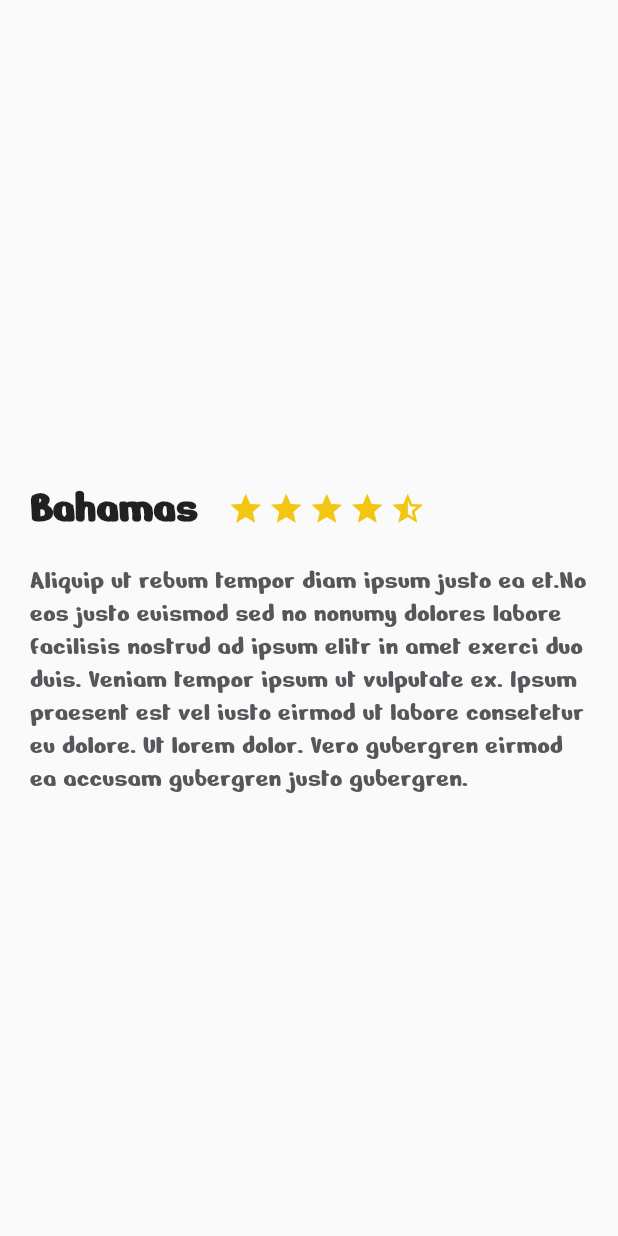
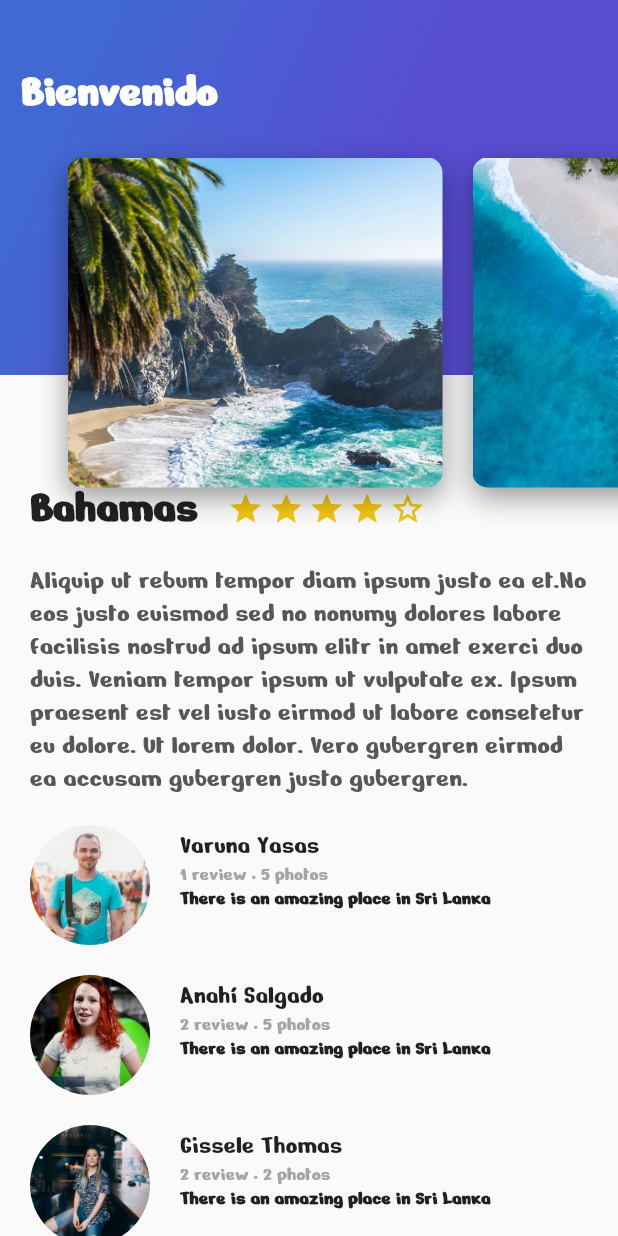
Before and after one commit to Jaimedfalla/app_flutter, a Flutter app: the screen it shows after launch, on a phone screen of 412 x 824 dp. Run offline on Flutter 3.47's test engine with Material 2 defaults, Android fonts, the phone set to English and light mode, and no system bars.

Commit message:
Advance in implementation Class 27

```diff
--- /dev/null
+++ b/lib/card_image.dart
@@ -0,0 +1,36 @@
+import 'package:flutter/material.dart';
+
+class CardImage extends StatelessWidget{
+  String pathImage ="assets/images/beach_palm.jpeg";
+
+  CardImage(this.pathImage, {super.key});
+
+  @override
+  Widget build(BuildContext context) {
+    final card = Container(
+      height: 350,
+      width: 250,
+      margin: const EdgeInsets.only(
+        top:80.0,
+        left: 20.0
+      ),
+      decoration: BoxDecoration(
+        image: DecorationImage(
+          fit: BoxFit.cover,
+          image: AssetImage(pathImage)
+        ),
+        borderRadius: const BorderRadius.all(Radius.circular(10.0)),
+        shape:BoxShape.rectangle,
+        boxShadow: const <BoxShadow>[
+          BoxShadow(
+            color: Colors.black38,
+            blurRadius: 15.0,
+            offset: Offset(0.0,7.0)
+          )
+        ]
+      ),
+    );
+
+    return card;
+  }
+}
--- /dev/null
+++ b/lib/card_image_list.dart
@@ -0,0 +1,24 @@
+import 'package:app_flutter/card_image.dart';
+import 'package:flutter/material.dart';
+
+class CardImageList extends StatelessWidget{
+
+  @override
+  Widget build(BuildContext context){
+    return Container(
+      height: 350.0,
+      child: ListView(
+        padding: EdgeInsets.all(25),
+        scrollDirection: Axis.horizontal,
+        children: [
+          CardImage("assets/images/beach_palm.jpeg"),
+          CardImage("assets/images/beach.jpeg"),
+          CardImage("assets/images/mountain_stars.jpeg"),
+          CardImage("assets/images/mountain.jpeg"),
+          CardImage("assets/images/river.jpeg"),
+          CardImage("assets/images/sunset.jpeg")
+        ],
+      ),
+    );
+  }
+}
--- a/lib/description_place.dart
+++ b/lib/description_place.dart
@@ -1,17 +1,15 @@
 import 'package:flutter/material.dart';
-import 'star.dart';
+import 'rating.dart';
 
-class DescriptionPlace extends StatelessWidget {
+class DescriptionPlace extends Rating {
 
    final String _namePlace;
-   final double _stars;
    final String _descriptionPlace;
 
-   const DescriptionPlace(
+   DescriptionPlace(
     this._namePlace,
-    this._stars,
-    this._descriptionPlace,
-    {super.key});
+    _stars,
+    this._descriptionPlace):super(_stars);
 
   @override
   Widget build(BuildContext context) {
@@ -61,29 +59,4 @@ class DescriptionPlace extends StatelessWidget {
         description
       ]);
   }
-
-  List<Star> createStars(){
-    List<Star> stars = [];
-    if(_stars <= 5){
-      int numberStars = _stars.truncate();
-      int part = ((_stars * 10) % 10).toInt();
-      int remainStars = ( 5 - numberStars - (part > 0 ? 1 : 0));
-
-      for(int i=1;i<=numberStars;i++){
-        stars.add(const Star(Icons.star));
-      }
-
-      if(part > 0){
-        stars.add(const Star(Icons.star_half));
-      }
-
-      for(int i=1;i<=remainStars;i++){
-        stars.add(const Star(Icons.star_border));
-      }
-
-      return stars;
-    }
-
-    throw Exception('Number of stars is invalid');
-  }
 }
--- /dev/null
+++ b/lib/gradient_back.dart
@@ -0,0 +1,38 @@
+import 'package:flutter/material.dart';
+
+class GradientBack extends StatelessWidget{
+
+  String title = "Popular";
+
+  GradientBack(this.title, {super.key});
+
+  @override
+  Widget build(BuildContext context) {
+    return Container(
+      height: 250.0,
+      decoration: const BoxDecoration(
+        gradient: LinearGradient(
+          colors: [
+            Color(0xFF4268D3),
+            Color(0xFF584CD1)
+          ],
+          begin: FractionalOffset(0.2, 0.0),
+          end: FractionalOffset(1.0, 0.6),
+          stops: [0.0, 0.6],
+          tileMode: TileMode.clamp
+        )
+      ),
+      alignment: const Alignment(-0.9,-0.6),
+      child: Text(
+        title,
+        style: const TextStyle(
+          color: Colors.white,
+          fontSize: 30,
+          fontFamily: "Nerko",
+          fontWeight: FontWeight.bold
+        ),
+      ),
+    );
+  }
+
+}
--- /dev/null
+++ b/lib/header_appbar.dart
@@ -0,0 +1,17 @@
+import 'package:app_flutter/card_image_list.dart';
+import 'package:app_flutter/gradient_back.dart';
+import 'package:flutter/material.dart';
+
+class HeaderAppBar extends StatelessWidget{
+
+  @override
+  Widget build(BuildContext context) {
+    return Stack(
+      children: [
+        GradientBack("Bienvenido"),
+        CardImageList()
+      ],
+    );
+  }
+
+}
--- a/lib/main.dart
+++ b/lib/main.dart
@@ -1,5 +1,8 @@
+import 'package:app_flutter/description_place.dart';
+import 'package:app_flutter/review_list.dart';
 import 'package:flutter/material.dart';
-import 'description_place.dart';
+
+import 'header_appbar.dart';
 
 void main() {
   runApp(const MyApp());
@@ -11,9 +14,20 @@ class MyApp extends StatelessWidget {
   // This widget is the root of your application.
   @override
   Widget build(BuildContext context) {
-    return const MaterialApp(
+    return MaterialApp(
       home: Scaffold(
-        body: DescriptionPlace("Bahamas",4.5,"Aliquip ut rebum tempor diam ipsum justo ea et.No eos justo euismod sed no nonumy dolores labore facilisis nostrud ad ipsum elitr in amet exerci duo duis. Veniam tempor ipsum ut vulputate ex. Ipsum praesent est vel iusto eirmod ut labore consetetur eu dolore. Ut lorem dolor. Vero gubergren eirmod ea accusam gubergren justo gubergren."),
+        resizeToAvoidBottomInset: false,
+        body: Stack(
+          children: [
+            ListView(
+              children: [
+                DescriptionPlace("Bahamas",4.0,"Aliquip ut rebum tempor diam ipsum justo ea et.No eos justo euismod sed no nonumy dolores labore facilisis nostrud ad ipsum elitr in amet exerci duo duis. Veniam tempor ipsum ut vulputate ex. Ipsum praesent est vel iusto eirmod ut labore consetetur eu dolore. Ut lorem dolor. Vero gubergren eirmod ea accusam gubergren justo gubergren."),
+                ReviweList()
+              ],
+            ),
+            HeaderAppBar()
+          ],
+        ),
       ),
     );
   }
--- /dev/null
+++ b/lib/rating.dart
@@ -0,0 +1,34 @@
+import 'package:flutter/material.dart';
+import 'star.dart';
+
+abstract class Rating extends StatelessWidget{
+
+  double _stars;
+
+  Rating(this._stars);
+
+  List<Star> createStars(){
+    List<Star> stars = [];
+    if(_stars <= 5){
+      int numberStars = _stars.truncate();
+      int part = ((_stars * 10) % 10).toInt();
+      int remainStars = ( 5 - numberStars - (part > 0 ? 1 : 0));
+
+      for(int i=1;i<=numberStars;i++){
+        stars.add(const Star(Icons.star));
+      }
+
+      if(part > 0){
+        stars.add(const Star(Icons.star_half));
+      }
+
+      for(int i=1;i<=remainStars;i++){
+        stars.add(const Star(Icons.star_border));
+      }
+
+      return stars;
+    }
+
+    throw Exception('Number of stars is invalid');
+  }
+}
--- a/lib/review.dart
+++ b/lib/review.dart
@@ -1,17 +1,18 @@
 import 'package:flutter/material.dart';
+import 'rating.dart';
 
-class Review extends StatelessWidget{
+class Review extends Rating{
 
-  String _path = "assets/images/people.jpg";
-  String _name ="Jaime Falla";
-  String _details = "1 review 5 photos";
-  String _comment = "There is an amazing place in Sri Lanka";
+  String _path;
+  String _name;
+  String _details;
+  String _comment;
 
   Review(this._path,
   this._name,
   this._details,
   this._comment,
-  {super.key});
+  _stars):super(_stars);
 
   @override
   Widget build(BuildContext context) {
@@ -34,13 +35,20 @@ class Review extends StatelessWidget{
       margin: const EdgeInsets.only(
         left: 20.0
       ),
-      child: Text(_details,
+      child: Row(
+        crossAxisAlignment: CrossAxisAlignment.start,
+        mainAxisSize: MainAxisSize.min,
+        children: [
+          Text(_details,
             textAlign: TextAlign.left,
             style: const TextStyle(
               fontFamily: "Nerko",
               fontSize: 13.0,
               color: Color(0xFFa3a5a7)
             ),
+          ),
+          //...createStars(),
+        ],
       ),
     );
 
@@ -89,6 +97,4 @@ class Review extends StatelessWidget{
         ],
       );
   }
-
-
 }
--- /dev/null
+++ b/lib/review_list.dart
@@ -0,0 +1,18 @@
+import 'package:flutter/material.dart';
+import 'review.dart';
+
+class ReviweList extends StatelessWidget{
+
+  @override
+  Widget build(BuildContext context) {
+    return Column(
+      crossAxisAlignment: CrossAxisAlignment.start,
+      children: <Widget>[
+        Review("assets/images/people.jpg", "Varuna Yasas", "1 review · 5 photos", "There is an amazing place in Sri Lanka",4.0),
+        Review("assets/images/ann.jpg", "Anahí Salgado", "2 review · 5 photos", "There is an amazing place in Sri Lanka",4.0),
+        Review("assets/images/girl.jpg", "Gissele Thomas", "2 review · 2 photos", "There is an amazing place in Sri Lanka",4.0),
+      ],
+    );
+  }
+
+}
```
Also changed, not shown: pubspec.yaml (+8 -1 lines), assets/images/ann.jpg (added), assets/images/beach.jpeg (added), assets/images/beach_palm.jpeg (added), assets/images/girl.jpg (added), assets/images/mountain.jpeg (added), assets/images/mountain_stars.jpeg (added), assets/images/river.jpeg (added), assets/images/sunset.jpeg (added). Lines whose indentation alone changed are shown as unchanged.
